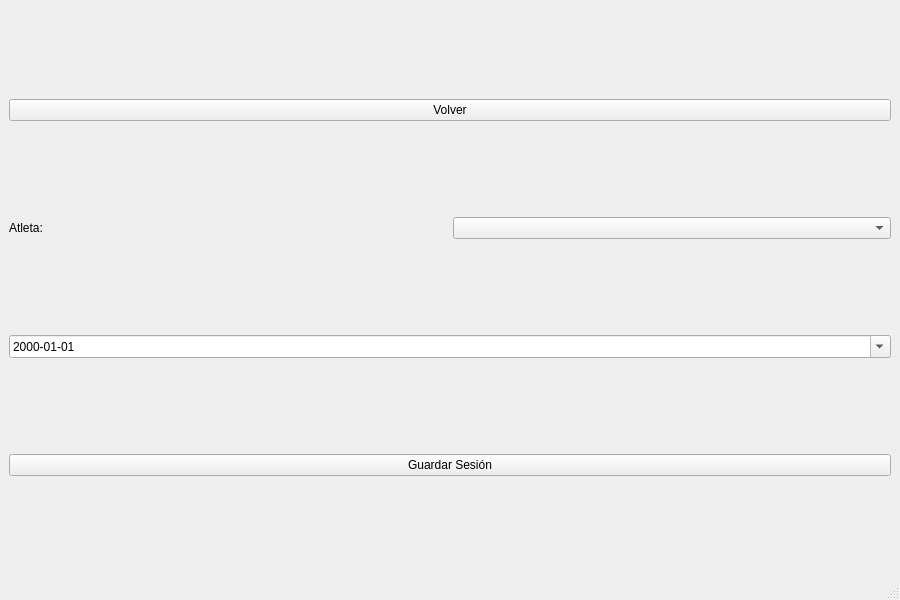
Qt form src/Vista/Ui/VistaAsignarEntrenamiento.ui (danielreynaa/TrabajoPowerGym) before a commit.
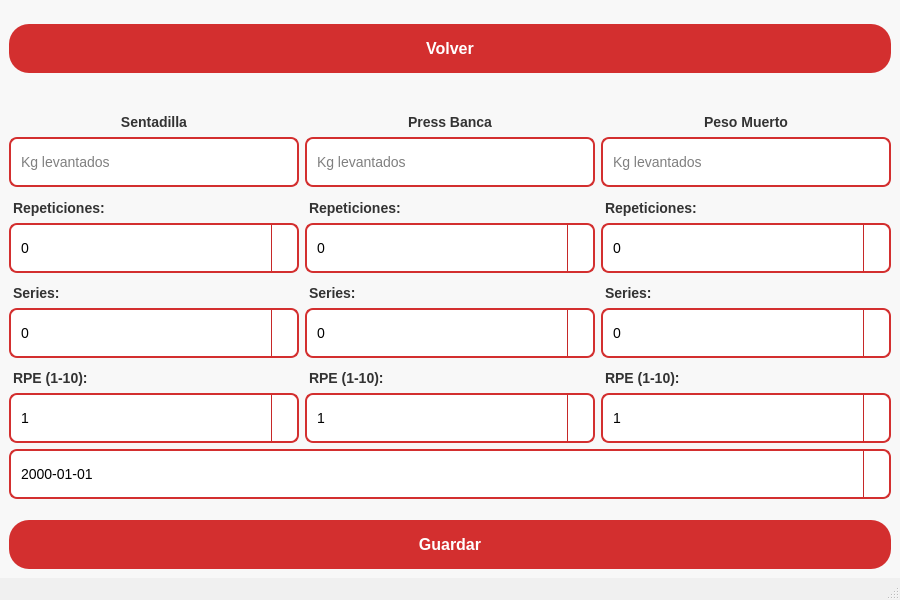
The same form after that commit. Icons and pictures are not drawn.

Commit message: Trabajando en asignar entrenamiento

What changed in the file:
```diff
--- a/src/Vista/Ui/VistaAsignarEntrenamiento.ui
+++ b/src/Vista/Ui/VistaAsignarEntrenamiento.ui
@@ -1,63 +1,380 @@
 <?xml version="1.0" encoding="UTF-8"?>
 <ui version="4.0">
- <class>VistaAsignarEntrenamiento</class>
- <widget class="QMainWindow" name="VistaAsignarEntrenamiento">
+ <class>VistaEntrenamiento</class>
+ <widget class="QMainWindow" name="VistaEntrenamiento">
   <property name="geometry">
-   <rect><x>0</x><y>0</y><width>900</width><height>600</height></rect>
+   <rect>
+    <x>0</x>
+    <y>0</y>
+    <width>900</width>
+    <height>600</height>
+   </rect>
   </property>
   <property name="windowTitle">
-   <string>POWERGYM - Asignar Entrenamiento</string>
+   <string>POWERGYM - Registro de Entrenamiento</string>
   </property>
   <property name="styleSheet">
    <string notr="true">
-    /* (tu stylesheet existente…) */
+    QMainWindow#VistaEntrenamiento {
+        background-color: #f0f0f0;
+    }
+    QWidget#centralwidget {
+        background-color: #f8f8f8;
+        padding: 20px;
+    }
+    
+    QLabel {
+        color: #333333;
+        font-size: 14px;
+        font-weight: 500;
+        padding-top: 5px;
+    }
+
+    QLabel[objectName^="label"][objectName*="Sentadilla"],
+    QLabel[objectName^="label"][objectName*="Banca"],
+    QLabel[objectName^="label"][objectName*="PesoMuerto"] {
+        color: #B71C1C;
+        font-size: 16px;
+        font-weight: bold;
+        padding-bottom: 5px;
+    }
+
+    QLineEdit, QSpinBox, QDoubleSpinBox, QDateEdit, QComboBox {
+        background-color: white;
+        border: 2px solid #D32F2F;
+        border-radius: 8px;
+        padding: 8px;
+        color: black;
+        font-size: 14px;
+        min-height: 30px;
+    }
+    QLineEdit:focus, QSpinBox:focus, QDoubleSpinBox:focus, QDateEdit:focus, QComboBox:focus {
+        border: 2px solid #C62828;
+    }
+
+    QDateEdit::drop-down {
+        border-left: 1px solid #C62828;
+        width: 25px;
+    }
+    QDateEdit::down-arrow {
+        image: url(:/icons/calendar.png);
+        width: 16px;
+        height: 16px;
+    }
+    QSpinBox::up-button, QSpinBox::down-button, 
+    QDoubleSpinBox::up-button, QDoubleSpinBox::down-button {
+        width: 25px;
+        border-left: 1px solid #C62828;
+    }
+    QSpinBox::up-arrow, QSpinBox::down-arrow, 
+    QDoubleSpinBox::up-arrow, QDoubleSpinBox::down-arrow {
+        image: url(:/icons/arrow_up.png);
+        width: 12px;
+        height: 12px;
+    }
+
+    QPushButton {
+        background-color: #D32F2F;
+        color: white;
+        border: none;
+        border-radius: 20px;
+        padding: 15px;
+        font-size: 16px;
+        font-weight: bold;
+        margin-top: 15px;
+    }
+    QPushButton:hover {
+        background-color: #C62828;
+    }
    </string>
   </property>
   <widget class="QWidget" name="centralwidget">
    <layout class="QVBoxLayout" name="mainVerticalLayout">
-    <!-- Botón Volver -->
     <item>
      <widget class="QPushButton" name="btn_volver">
-      <property name="text"><string>Volver</string></property>
+      <property name="text">
+       <string>Volver</string>
+      </property>
      </widget>
     </item>
 
-    <!-- Selección de atleta -->
-    <item>
-     <layout class="QHBoxLayout" name="layoutSeleccionAtleta">
-      <item>
-       <widget class="QLabel" name="labelSeleccionAtleta">
-        <property name="text"><string>Atleta:</string></property>
-       </widget>
-      </item>
-      <item>
-       <widget class="QComboBox" name="comboAtleta"/>
-      </item>
-     </layout>
-    </item>
-
-    <!-- Campos de Sentadilla, Banca, Peso Muerto… igual que tenías -->
     <item>
      <layout class="QHBoxLayout" name="horizontalLayout">
-       <!-- … tus layoutSentadilla, layoutPressBanca, layoutPesoMuerto … -->
+      
+      <item>
+       <layout class="QVBoxLayout" name="layoutSentadilla">
+        <item>
+         <widget class="QLabel" name="imagenSentadilla">
+          <property name="pixmap">
+           <pixmap resource="../recursos.qrc">:/imagenes/sentadilla.jpg</pixmap>
+          </property>
+          <property name="alignment">
+           <set>Qt::AlignCenter</set>
+          </property>
+         </widget>
+        </item>
+        <item>
+         <widget class="QLabel" name="labelSentadilla">
+          <property name="text">
+           <string>Sentadilla</string>
+          </property>
+          <property name="alignment">
+           <set>Qt::AlignCenter</set>
+          </property>
+         </widget>
+        </item>
+        <item>
+         <widget class="QLineEdit" name="pesoSentadilla">
+          <property name="placeholderText">
+           <string>Kg levantados</string>
+          </property>
+         </widget>
+        </item>
+        <item>
+         <widget class="QLabel" name="labelRepeticionesSentadilla">
+          <property name="text">
+           <string>Repeticiones:</string>
+          </property>
+         </widget>
+        </item>
+        <item>
+         <widget class="QSpinBox" name="spinRepeticionesSentadilla">
+          <property name="minimum">
+           <number>0</number>
+          </property>
+          <property name="maximum">
+           <number>999</number>
+          </property>
+         </widget>
+        </item>
+        <item>
+         <widget class="QLabel" name="labelSeriesSentadilla">
+          <property name="text">
+           <string>Series:</string>
+          </property>
+         </widget>
+        </item>
+        <item>
+         <widget class="QSpinBox" name="spinSeriesSentadilla">
+          <property name="minimum">
+           <number>0</number>
+          </property>
+          <property name="maximum">
+           <number>999</number>
+          </property>
+         </widget>
+        </item>
+        <item>
+         <widget class="QLabel" name="labelRPESentadilla">
+          <property name="text">
+           <string>RPE (1-10):</string>
+          </property>
+         </widget>
+        </item>
+        <item>
+         <widget class="QSpinBox" name="spinRPESentadilla">
+          <property name="minimum">
+           <number>1</number>
+          </property>
+          <property name="maximum">
+           <number>10</number>
+          </property>
+         </widget>
+        </item>
+       </layout>
+      </item>
+
+      <item>
+       <layout class="QVBoxLayout" name="layoutPressBanca">
+        <item>
+         <widget class="QLabel" name="imagenPressBanca">
+          <property name="pixmap">
+           <pixmap resource="../recursos.qrc">:/imagenes/pressbanca.jpg</pixmap>
+          </property>
+          <property name="alignment">
+           <set>Qt::AlignCenter</set>
+          </property>
+         </widget>
+        </item>
+        <item>
+         <widget class="QLabel" name="labelPressBanca">
+          <property name="text">
+           <string>Press Banca</string>
+          </property>
+          <property name="alignment">
+           <set>Qt::AlignCenter</set>
+          </property>
+         </widget>
+        </item>
+        <item>
+         <widget class="QLineEdit" name="pesoPressBanca">
+          <property name="placeholderText">
+           <string>Kg levantados</string>
+          </property>
+         </widget>
+        </item>
+        <item>
+         <widget class="QLabel" name="labelRepeticionesBanca">
+          <property name="text">
+           <string>Repeticiones:</string>
+          </property>
+         </widget>
+        </item>
+        <item>
+         <widget class="QSpinBox" name="spinRepeticionesBanca">
+          <property name="minimum">
+           <number>0</number>
+          </property>
+          <property name="maximum">
+           <number>999</number>
+          </property>
+         </widget>
+        </item>
+        <item>
+         <widget class="QLabel" name="labelSeriesBanca">
+          <property name="text">
+           <string>Series:</string>
+          </property>
+         </widget>
+        </item>
+        <item>
+         <widget class="QSpinBox" name="spinSeriesBanca">
+          <property name="minimum">
+           <number>0</number>
+          </property>
+          <property name="maximum">
+           <number>999</number>
+          </property>
+         </widget>
+        </item>
+        <item>
+         <widget class="QLabel" name="labelRPEBanca">
+          <property name="text">
+           <string>RPE (1-10):</string>
+          </property>
+         </widget>
+        </item>
+        <item>
+         <widget class="QSpinBox" name="spinRPEBanca">
+          <property name="minimum">
+           <number>1</number>
+          </property>
+          <property name="maximum">
+           <number>10</number>
+          </property>
+         </widget>
+        </item>
+       </layout>
+      </item>
+
+      <item>
+       <layout class="QVBoxLayout" name="layoutPesoMuerto">
+        <item>
+         <widget class="QLabel" name="imagenPesoMuerto">
+          <property name="pixmap">
+           <pixmap resource="../recursos.qrc">:/imagenes/pesomuelto.jpg</pixmap>
+          </property>
+          <property name="alignment">
+           <set>Qt::AlignCenter</set>
+          </property>
+         </widget>
+        </item>
+        <item>
+         <widget class="QLabel" name="labelPesoMuerto">
+          <property name="text">
+           <string>Peso Muerto</string>
+          </property>
+          <property name="alignment">
+           <set>Qt::AlignCenter</set>
+          </property>
+         </widget>
+        </item>
+        <item>
+         <widget class="QLineEdit" name="pesoPesoMuerto">
+          <property name="placeholderText">
+           <string>Kg levantados</string>
+          </property>
+         </widget>
+        </item>
+        <item>
+         <widget class="QLabel" name="labelRepeticionesPesoMuerto">
+          <property name="text">
+           <string>Repeticiones:</string>
+          </property>
+         </widget>
+        </item>
+        <item>
+         <widget class="QSpinBox" name="spinRepeticionesPesoMuerto">
+          <property name="minimum">
+           <number>0</number>
+          </property>
+          <property name="maximum">
+           <number>999</number>
+          </property>
+         </widget>
+        </item>
+        <item>
+         <widget class="QLabel" name="labelSeriesPesoMuerto">
+          <property name="text">
+           <string>Series:</string>
+          </property>
+         </widget>
+        </item>
+        <item>
+         <widget class="QSpinBox" name="spinSeriesPesoMuerto">
+          <property name="minimum">
+           <number>0</number>
+          </property>
+          <property name="maximum">
+           <number>999</number>
+          </property>
+         </widget>
+        </item>
+        <item>
+         <widget class="QLabel" name="labelRPEPesoMuerto">
+          <property name="text">
+           <string>RPE (1-10):</string>
+          </property>
+         </widget>
+        </item>
+        <item>
+         <widget class="QSpinBox" name="spinRPEPesoMuerto">
+          <property name="minimum">
+           <number>1</number>
+          </property>
+          <property name="maximum">
+           <number>10</number>
+          </property>
+         </widget>
+        </item>
+       </layout>
+      </item>
+
      </layout>
     </item>
 
-    <!-- Fecha de entrenamiento -->
     <item>
      <widget class="QDateEdit" name="fechaEntrenamiento">
-      <property name="calendarPopup"><bool>true</bool></property>
-      <property name="displayFormat"><string>yyyy-MM-dd</string></property>
+      <property name="calendarPopup">
+       <bool>true</bool>
+      </property>
+      <property name="displayFormat">
+       <string>yyyy-MM-dd</string>
+      </property>
      </widget>
     </item>
 
-    <!-- Botón Guardar -->
     <item>
      <widget class="QPushButton" name="botonGuardar">
-      <property name="minimumHeight"><number>40</number></property>
-      <property name="text"><string>Guardar Sesión</string></property>
+      <property name="minimumHeight">
+       <number>40</number>
+      </property>
+      <property name="text">
+       <string>Guardar</string>
+      </property>
      </widget>
     </item>
+
    </layout>
   </widget>
   <widget class="QMenuBar" name="menubar"/>
```
The commit also changes 2 other files.
